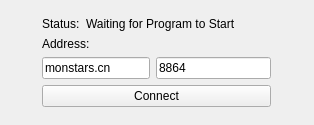
Old version of the form client/mainnetworkmanger.ui in the repository haoxingxing/Chess_Game.
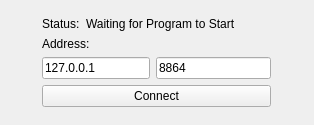
New version of the form.

What changed in the file:
```diff
--- a/client/mainnetworkmanger.ui
+++ b/client/mainnetworkmanger.ui
@@ -53,7 +53,7 @@
         <bool>true</bool>
        </property>
        <property name="text">
-        <string>monstars.cn</string>
+        <string>127.0.0.1</string>
        </property>
       </widget>
      </item>
```
